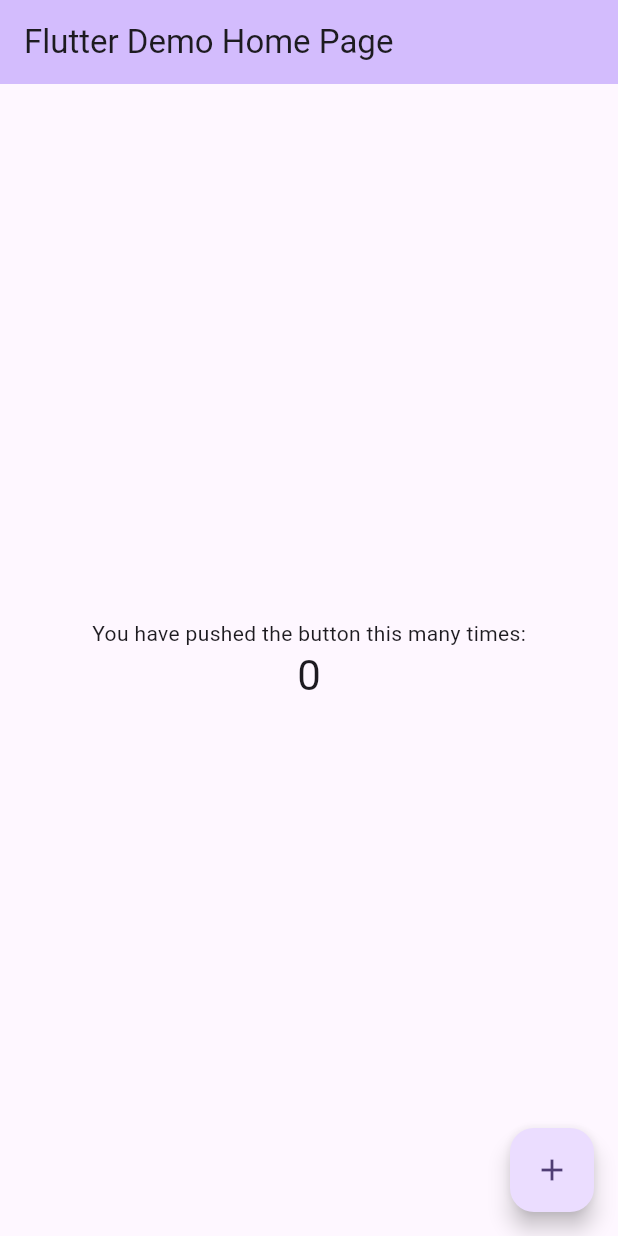
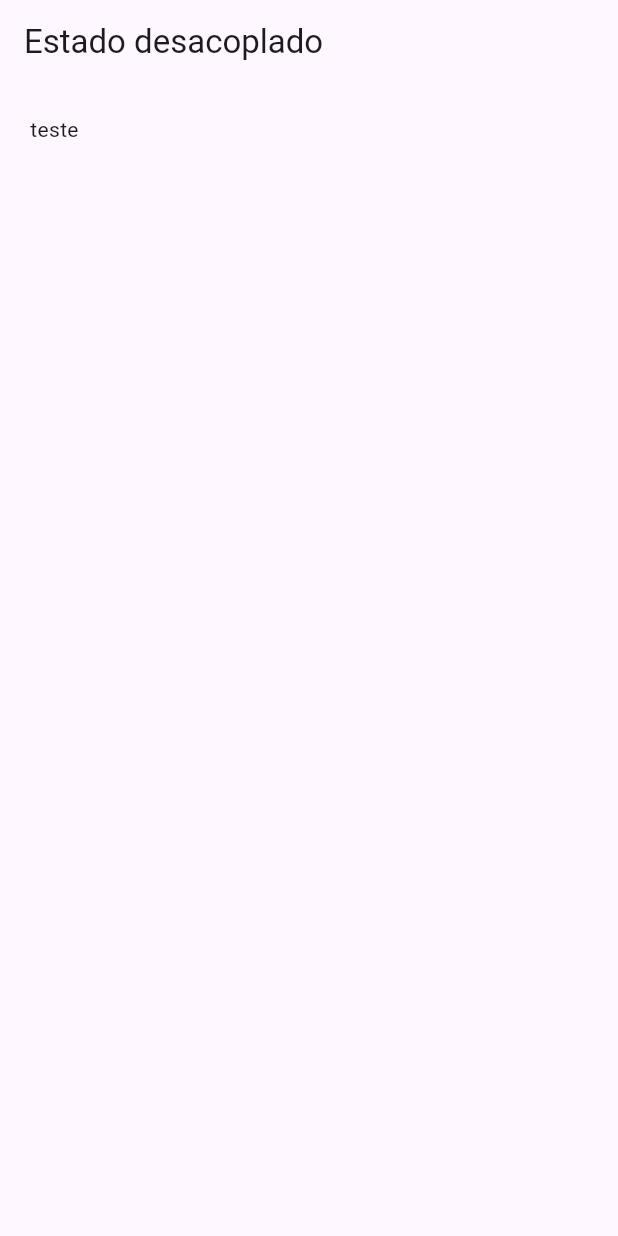
Before and after one commit to cledilsonwisp/decoupled_state, a Flutter app: the screen it shows after launch, on a phone screen of 412 x 824 dp. Run offline on Flutter 3.47's test engine with Material 3 defaults, Android fonts, the phone set to English and light mode, and no system bars.

Commit message:
[REFACTOR] adicionado o propagador de reatividade

```diff
--- /dev/null
+++ b/lib/home_page.dart
@@ -0,0 +1,27 @@
+import 'package:decoupled_state/src/product_controller.dart';
+import 'package:flutter/material.dart';
+
+class HomePage extends StatefulWidget {
+  const HomePage({super.key});
+
+  @override
+  State<HomePage> createState() => _HomePageState();
+}
+
+class _HomePageState extends State<HomePage> {
+  final productController = ProductController();
+
+  @override
+  Widget build(BuildContext context) {
+    return Scaffold(
+      appBar: AppBar(title: const Text("Estado desacoplado")),
+      body: ValueListenableBuilder(
+        valueListenable: productController.list,
+        builder: (context, value, _) => const Padding(
+          padding: EdgeInsets.all(20),
+          child: Text("teste"),
+        ),
+      ),
+    );
+  }
+}
--- a/lib/main.dart
+++ b/lib/main.dart
@@ -1,3 +1,4 @@
+import 'package:decoupled_state/home_page.dart';
 import 'package:flutter/material.dart';
 
 void main() {
@@ -7,119 +8,14 @@
 class MyApp extends StatelessWidget {
   const MyApp({super.key});
 
-  // This widget is the root of your application.
   @override
   Widget build(BuildContext context) {
     return MaterialApp(
-      title: 'Flutter Demo',
-      theme: ThemeData(
-        // This is the theme of your application.
-        //
-        // TRY THIS: Try running your application with "flutter run". You'll see
-        // the application has a purple toolbar. Then, without quitting the app,
-        // try changing the seedColor in the colorScheme below to Colors.green
-        // and then invoke "hot reload" (save your changes or press the "hot
-        // reload" button in a Flutter-supported IDE, or press "r" if you used
-        // the command line to start the app).
-        //
-        // Notice that the counter didn't reset back to zero; the application
-        // state is not lost during the reload. To reset the state, use hot
-        // restart instead.
-        //
-        // This works for code too, not just values: Most code changes can be
-        // tested with just a hot reload.
-        colorScheme: ColorScheme.fromSeed(seedColor: Colors.deepPurple),
-        useMaterial3: true,
-      ),
-      home: const MyHomePage(title: 'Flutter Demo Home Page'),
-    );
+        title: 'Flutter Demo',
+        theme: ThemeData(
+          colorScheme: ColorScheme.fromSeed(seedColor: Colors.deepPurple),
+          useMaterial3: true,
+        ),
+        home: const HomePage());
   }
 }
-
-class MyHomePage extends StatefulWidget {
-  const MyHomePage({super.key, required this.title});
-
-  // This widget is the home page of your application. It is stateful, meaning
-  // that it has a State object (defined below) that contains fields that affect
-  // how it looks.
-
-  // This class is the configuration for the state. It holds the values (in this
-  // case the title) provided by the parent (in this case the App widget) and
-  // used by the build method of the State. Fields in a Widget subclass are
-  // always marked "final".
-
-  final String title;
-
-  @override
-  State<MyHomePage> createState() => _MyHomePageState();
-}
-
-class _MyHomePageState extends State<MyHomePage> {
-  int _counter = 0;
-
-  void _incrementCounter() {
-    setState(() {
-      // This call to setState tells the Flutter framework that something has
-      // changed in this State, which causes it to rerun the build method below
-      // so that the display can reflect the updated values. If we changed
-      // _counter without calling setState(), then the build method would not be
-      // called again, and so nothing would appear to happen.
-      _counter++;
-    });
-  }
-
-  @override
-  Widget build(BuildContext context) {
-    // This method is rerun every time setState is called, for instance as done
-    // by the _incrementCounter method above.
-    //
-    // The Flutter framework has been optimized to make rerunning build methods
-    // fast, so that you can just rebuild anything that needs updating rather
-    // than having to individually change instances of widgets.
-    return Scaffold(
-      appBar: AppBar(
-        // TRY THIS: Try changing the color here to a specific color (to
-        // Colors.amber, perhaps?) and trigger a hot reload to see the AppBar
-        // change color while the other colors stay the same.
-        backgroundColor: Theme.of(context).colorScheme.inversePrimary,
-        // Here we take the value from the MyHomePage object that was created by
-        // the App.build method, and use it to set our appbar title.
-        title: Text(widget.title),
-      ),
-      body: Center(
-        // Center is a layout widget. It takes a single child and positions it
-        // in the middle of the parent.
-        child: Column(
-          // Column is also a layout widget. It takes a list of children and
-          // arranges them vertically. By default, it sizes itself to fit its
-          // children horizontally, and tries to be as tall as its parent.
-          //
-          // Column has various properties to control how it sizes itself and
-          // how it positions its children. Here we use mainAxisAlignment to
-          // center the children vertically; the main axis here is the vertical
-          // axis because Columns are vertical (the cross axis would be
-          // horizontal).
-          //
-          // TRY THIS: Invoke "debug painting" (choose the "Toggle Debug Paint"
-          // action in the IDE, or press "p" in the console), to see the
-          // wireframe for each widget.
-          mainAxisAlignment: MainAxisAlignment.center,
-          children: <Widget>[
-            const Text(
-              'You have pushed the button this many times:',
-            ),
-            Text(
-              '$_counter',
-              style: Theme.of(context).textTheme.headlineMedium,
-            ),
-          ],
-        ),
-      ),
-      floatingActionButton: FloatingActionButton(
-        onPressed: _incrementCounter,
-        tooltip: 'Increment',
-        child: const Icon(Icons.add),
-      ), // This trailing comma makes auto-formatting nicer for build methods.
-    );
-  }
-}
--- /dev/null
+++ b/lib/src/core/controller/controller_notifier.dart
@@ -0,0 +1,34 @@
+// ignore_for_file: public_member_api_docs, sort_constructors_first
+import 'package:flutter/material.dart';
+
+import 'package:decoupled_state/src/core/controller/controller.dart';
+
+abstract class ControllerNotifier<T> implements Controller<T> {
+  final _changeNotifier = ChangeNotifier();
+
+  T _state;
+
+  ControllerNotifier(this._state);
+
+  @override
+  T get state => _state;
+
+  @override
+  void dispatch(T state) {
+    _state = state;
+    _changeNotifier.notifyListeners();
+  }
+
+  @override
+  ControllerDispose connect(void Function(T p1) listener) {
+    void listener0() => listener(state);
+
+    _changeNotifier.addListener(listener0);
+    return () => _changeNotifier.removeListener(listener0);
+  }
+
+  @override
+  void dispose() {
+    _changeNotifier.dispose();
+  }
+}
--- /dev/null
+++ b/lib/src/product_model.dart
@@ -0,0 +1,12 @@
+class ProductModel {
+  final String name;
+  final String description;
+  final double price;
+  final String image;
+  ProductModel({
+    required this.name,
+    required this.description,
+    required this.price,
+    required this.image,
+  });
+}
```
Also changed, not shown: lib/src/core/controller/controller.dart (added, +8 -0 lines), lib/src/core/controller/controller_stream.dart (added, +31 -0 lines), lib/src/product_controller.dart (added, +28 -0 lines), 1 other file.
